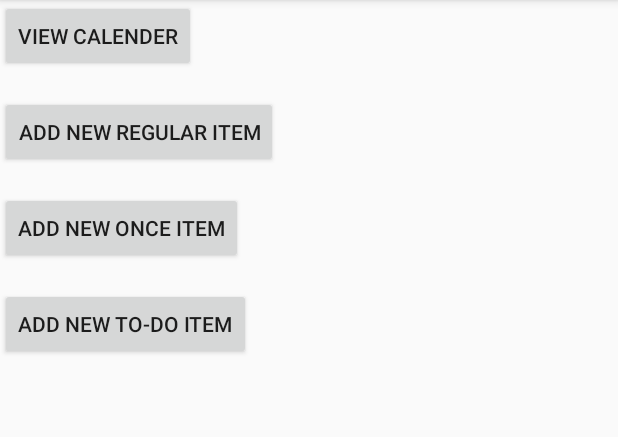
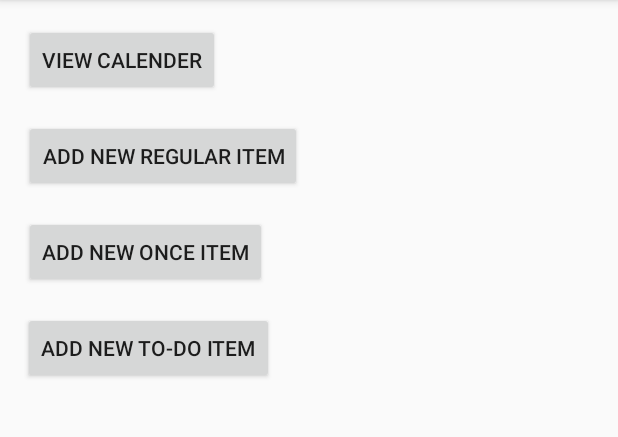
Before and after one commit to willfrank98/DayPlannerApp, an Android app: the screen it shows after launch (MainActivity), on a phone screen of 412 x 824 dp, the part 84-521 px from its top. Run offline under Robolectric (Android 15) with nearby library versions, the phone set to English and light mode, and no system bars.

Commit message:
added constraints to buttons

```diff
--- a/app/src/main/res/layout/activity_main.xml
+++ b/app/src/main/res/layout/activity_main.xml
@@ -10,34 +10,43 @@
         android:id="@+id/button"
         android:layout_width="wrap_content"
         android:layout_height="wrap_content"
+        android:layout_marginStart="16dp"
+        android:layout_marginLeft="16dp"
+        android:layout_marginTop="16dp"
         android:text="@string/button_viewCalender"
-        tools:layout_editor_absoluteX="16dp"
-        tools:layout_editor_absoluteY="16dp" />
+        app:layout_constraintStart_toStartOf="parent"
+        app:layout_constraintTop_toTopOf="parent" />
 
     <Button
         android:id="@+id/button2"
         android:layout_width="wrap_content"
         android:layout_height="wrap_content"
+        android:layout_marginStart="16dp"
+        android:layout_marginLeft="16dp"
         android:layout_marginTop="16dp"
         android:text="@string/button_addRegularItem"
-        app:layout_constraintTop_toBottomOf="@+id/button"
-        tools:layout_editor_absoluteX="16dp" />
+        app:layout_constraintStart_toStartOf="parent"
+        app:layout_constraintTop_toBottomOf="@+id/button" />
 
     <Button
         android:id="@+id/button3"
         android:layout_width="wrap_content"
         android:layout_height="wrap_content"
+        android:layout_marginStart="16dp"
+        android:layout_marginLeft="16dp"
         android:layout_marginTop="16dp"
         android:text="@string/button_addOnceItem"
-        app:layout_constraintTop_toBottomOf="@+id/button2"
-        tools:layout_editor_absoluteX="16dp" />
+        app:layout_constraintStart_toStartOf="parent"
+        app:layout_constraintTop_toBottomOf="@+id/button2" />
 
     <Button
         android:id="@+id/button4"
         android:layout_width="wrap_content"
         android:layout_height="wrap_content"
+        android:layout_marginStart="15dp"
+        android:layout_marginLeft="15dp"
         android:layout_marginTop="16dp"
         android:text="@string/button_addToDoItem"
-        app:layout_constraintTop_toBottomOf="@+id/button3"
-        tools:layout_editor_absoluteX="15dp" />
+        app:layout_constraintStart_toStartOf="parent"
+        app:layout_constraintTop_toBottomOf="@+id/button3" />
 </android.support.constraint.ConstraintLayout>
```
